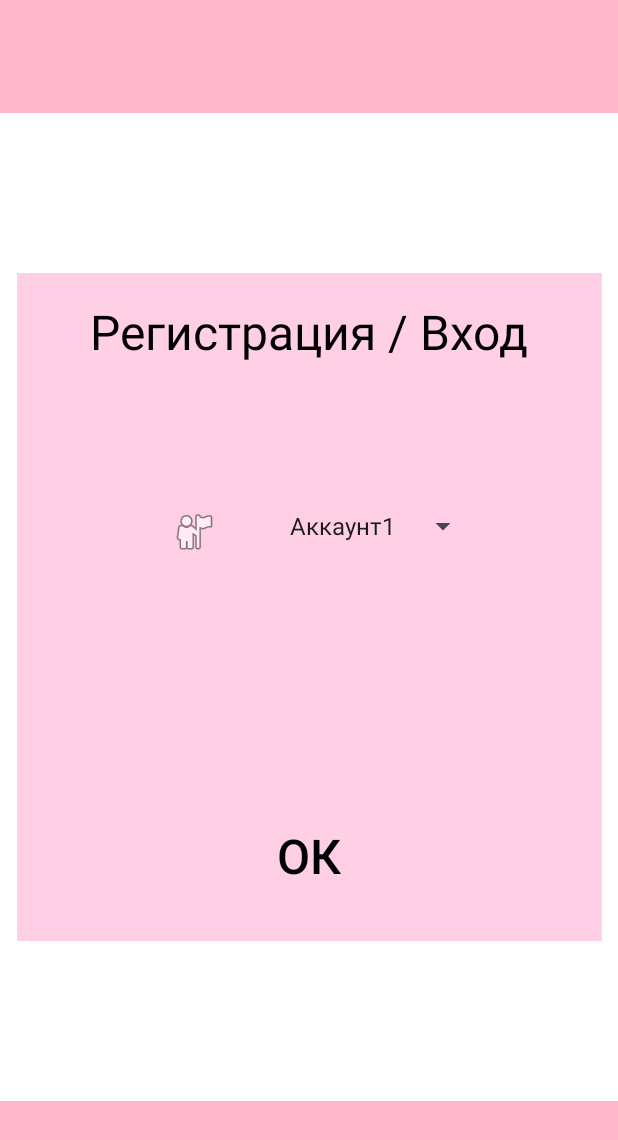
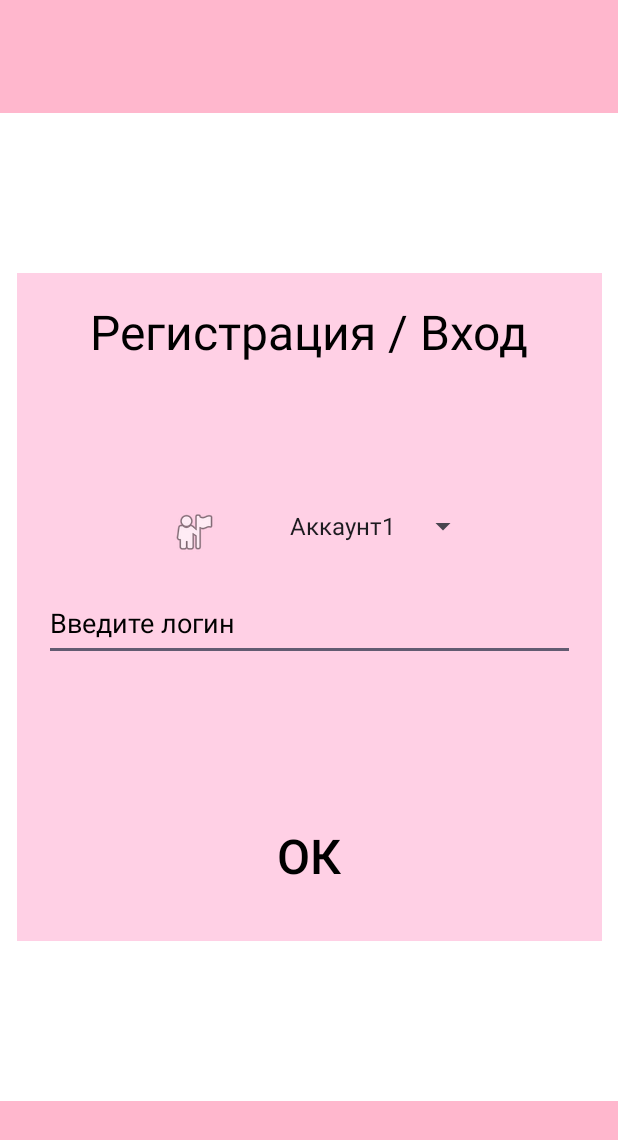
Before and after one commit to elmak2308/Teacher-s-helper, an Android app: the screen it shows after launch (MainActivity), on a phone screen of 412 x 824 dp. Shown: the top 1140 px of the screen. Run offline under Robolectric (Android 15) with nearby library versions, the light colour scheme and no system bars.

Commit message:
добавила к логину ввод, сделала разметку предмета

```diff
--- a/TeachersHelper2/app/build.gradle.kts
+++ b/TeachersHelper2/app/build.gradle.kts
@@ -36,6 +36,9 @@ android {
 }
 
 dependencies {
+    implementation (libs.retrofit)
+    implementation (libs.converter.gson)
+
 
     implementation(libs.androidx.core.ktx)
     implementation(libs.androidx.appcompat)
--- a/TeachersHelper2/app/src/main/res/layout/fragment_login.xml
+++ b/TeachersHelper2/app/src/main/res/layout/fragment_login.xml
@@ -89,19 +89,20 @@
 
         </LinearLayout>
 
-        <!--        <EditText-->
-<!--            android:id="@+id/login_to_vxod"-->
-<!--            android:layout_width="match_parent"-->
-<!--            android:layout_height="50dp"-->
-<!--            android:layout_marginStart="18dp"-->
-<!--            android:layout_marginEnd="18dp"-->
-<!--            android:hint="@string/log_bykvi"-->
-<!--            android:inputType="text"-->
-<!--            android:textColor="@color/black"-->
-<!--            android:textColorHighlight="#090909"-->
-<!--            android:textColorHint="#000000"-->
-<!--            android:textColorLink="#000000"-->
-<!--            android:textSize="18sp" />-->
+                <EditText
+            android:id="@+id/login_to_vxod"
+            android:layout_width="match_parent"
+            android:layout_height="50dp"
+            android:layout_marginStart="18dp"
+            android:layout_marginEnd="18dp"
+            android:hint="@string/log_bykvi"
+            android:inputType="text"
+            android:textColor="@color/black"
+            android:textColorHighlight="#090909"
+            android:textColorHint="#000000"
+            android:layout_marginTop="20dp"
+            android:textColorLink="#000000"
+            android:textSize="18sp" />
 
 <!--        <EditText-->
 <!--            android:id="@+id/parol_parol"-->
--- a/TeachersHelper2/app/src/main/res/navigation/nav_graph.xml
+++ b/TeachersHelper2/app/src/main/res/navigation/nav_graph.xml
@@ -84,6 +84,9 @@
         <action
             android:id="@+id/action_subjectsFragment_to_searchFragment"
             app:destination="@id/searchFragment" />
+        <action
+            android:id="@+id/action_subjectsFragment_to_mathSubjectsFragment"
+            app:destination="@id/mathSubjectsFragment" />
     </fragment>
     <fragment
         android:id="@+id/loginFragment"
@@ -132,4 +135,22 @@
             android:id="@+id/action_zabilParolFragment_to_loginparolFragment2"
             app:destination="@id/loginparolFragment2" />
     </fragment>
+    <fragment
+        android:id="@+id/mathSubjectsFragment"
+        android:name="com.hfad.teachershelper.MathSubjectsFragment"
+        android:label="fragment_math_subjects"
+        tools:layout="@layout/fragment_math_subjects" >
+        <action
+            android:id="@+id/action_mathSubjectsFragment_to_subjectsFragment"
+            app:destination="@id/subjectsFragment" />
+        <action
+            android:id="@+id/action_mathSubjectsFragment_to_homeFragment"
+            app:destination="@id/homeFragment" />
+        <action
+            android:id="@+id/action_mathSubjectsFragment_to_settingsFragment"
+            app:destination="@id/settingsFragment" />
+        <action
+            android:id="@+id/action_mathSubjectsFragment_to_searchFragment"
+            app:destination="@id/searchFragment" />
+    </fragment>
 </navigation>
--- a/TeachersHelper2/app/src/main/res/values/strings.xml
+++ b/TeachersHelper2/app/src/main/res/values/strings.xml
@@ -43,6 +43,7 @@
     <string name="Input_text_message">Введите сообщение</string>
     <string name="message_in_rofl_chat">Сообщение</string>
     <string name="account_text">Аккаунт</string>
+    <string name="mathSubjectLayout">Математика</string>
     <string-array name="Choose_subject_spinner_text">
         <item>Математика</item>
         <item>Русский язык</item>
--- a/TeachersHelper2/gradle/libs.versions.toml
+++ b/TeachersHelper2/gradle/libs.versions.toml
@@ -1,5 +1,6 @@
 [versions]
 agp = "8.9.2"
+converterGson = "2.9.0"
 kotlin = "2.0.21"
 coreKtx = "1.16.0"
 junit = "4.13.2"
@@ -14,6 +15,7 @@ navigationUiKtx = "2.8.9"
 
 [libraries]
 androidx-core-ktx = { group = "androidx.core", name = "core-ktx", version.ref = "coreKtx" }
+converter-gson = { module = "com.squareup.retrofit2:converter-gson", version.ref = "converterGson" }
 junit = { group = "junit", name = "junit", version.ref = "junit" }
 androidx-junit = { group = "androidx.test.ext", name = "junit", version.ref = "junitVersion" }
 androidx-espresso-core = { group = "androidx.test.espresso", name = "espresso-core", version.ref = "espressoCore" }
@@ -23,6 +25,7 @@ androidx-activity = { group = "androidx.activity", name = "activity", version.re
 androidx-constraintlayout = { group = "androidx.constraintlayout", name = "constraintlayout", version.ref = "constraintlayout" }
 androidx-navigation-fragment-ktx = { group = "androidx.navigation", name = "navigation-fragment-ktx", version.ref = "navigationFragmentKtx" }
 androidx-navigation-ui-ktx = { group = "androidx.navigation", name = "navigation-ui-ktx", version.ref = "navigationUiKtx" }
+retrofit = { module = "com.squareup.retrofit2:retrofit", version.ref = "converterGson" }
 
 [plugins]
 android-application = { id = "com.android.application", version.ref = "agp" }
```
Also changed, not shown: TeachersHelper2/app/src/main/java/com/hfad/teachershelper/MathSubjectsFragment.kt (added, +49 -0 lines), TeachersHelper2/app/src/main/java/com/hfad/teachershelper/SubjectsFragment.kt (+7 -0 lines), TeachersHelper2/app/src/main/res/layout/fragment_math_subjects.xml (added, +117 -0 lines), TeachersHelper2/app/src/main/res/layout/fragment_subjects.xml (+13 -4 lines).
